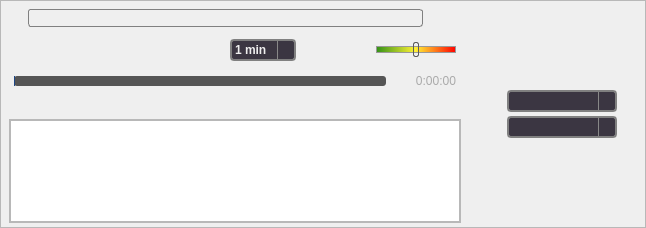
Before: the Qt Designer form branches/vlc-record_qt4/forms/qoverlayedcontrol.ui in code-google-com/vlc-record, drawn with Qt 5.
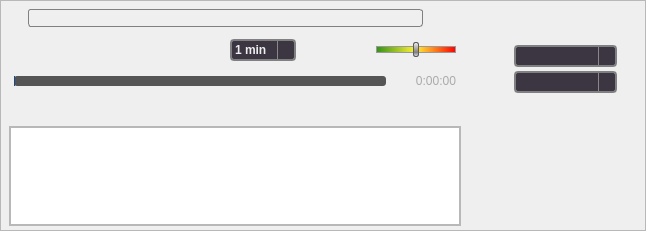
After: the same form once the commit is applied. Icons and pictures are not drawn. Custom widgets are drawn as their Qt base class.

Commit message: - try to fix animation glitch on windows

Patch:
```diff
--- a/branches/vlc-record_qt4/forms/qoverlayedcontrol.ui
+++ b/branches/vlc-record_qt4/forms/qoverlayedcontrol.ui
@@ -654,7 +654,7 @@
 }
 
  QSlider::handle:horizontal {
-     background-color: qlineargradient(spread:pad, x1:0, y1:0, x2:0, y2:1, stop:0 #eee, 	stop:0.7 grey, stop:1 #dedede);
+     background-color: qlineargradient(spread:pad, x1:0, y1:0, x2:0, y2:1, stop:0 #eee,     stop:0.7 grey, stop:1 #dedede);
      border: 1px solid #5c5c5c;
      width: 4px;
      margin: -5px 0; /* handle is placed by default on the contents rect of the groove. Expand outside the groove */
@@ -901,7 +901,7 @@
             <height>16777215</height>
            </size>
           </property>
-          <layout class="QHBoxLayout" name="hLayoutMainControl" stretch="0">
+          <layout class="QVBoxLayout" name="verticalLayout_3" stretch="0,0">
            <property name="spacing">
             <number>0</number>
            </property>
@@ -917,6 +917,13 @@
            <property name="bottomMargin">
             <number>0</number>
            </property>
+           <item>
+            <spacer name="inf_expander">
+             <property name="orientation">
+              <enum>Qt::Vertical</enum>
+             </property>
+            </spacer>
+           </item>
            <item>
             <widget class="QFrame" name="frameInfo">
              <property name="minimumSize">
@@ -1003,7 +1010,7 @@
       </item>
       <item>
        <widget class="QFrame" name="gBVideFormat">
-        <layout class="QVBoxLayout" name="verticalLayout_3">
+        <layout class="QHBoxLayout" name="horizontalLayout_4">
          <property name="spacing">
           <number>0</number>
          </property>
@@ -1019,6 +1026,13 @@
          <property name="bottomMargin">
           <number>0</number>
          </property>
+         <item>
+          <spacer name="ext_expander">
+           <property name="orientation">
+            <enum>Qt::Horizontal</enum>
+           </property>
+          </spacer>
+         </item>
          <item>
           <widget class="QFrame" name="frameToHide">
            <property name="frameShape">
@@ -1027,7 +1041,7 @@
            <property name="frameShadow">
             <enum>QFrame::Raised</enum>
            </property>
-           <layout class="QVBoxLayout" name="verticalLayout_6" stretch="1,1,1">
+           <layout class="QVBoxLayout" name="verticalLayout_6" stretch="0,1,1">
             <property name="spacing">
              <number>0</number>
             </property>
```
Left out of the diff: 2 changed lines with no effect on the pictures.
